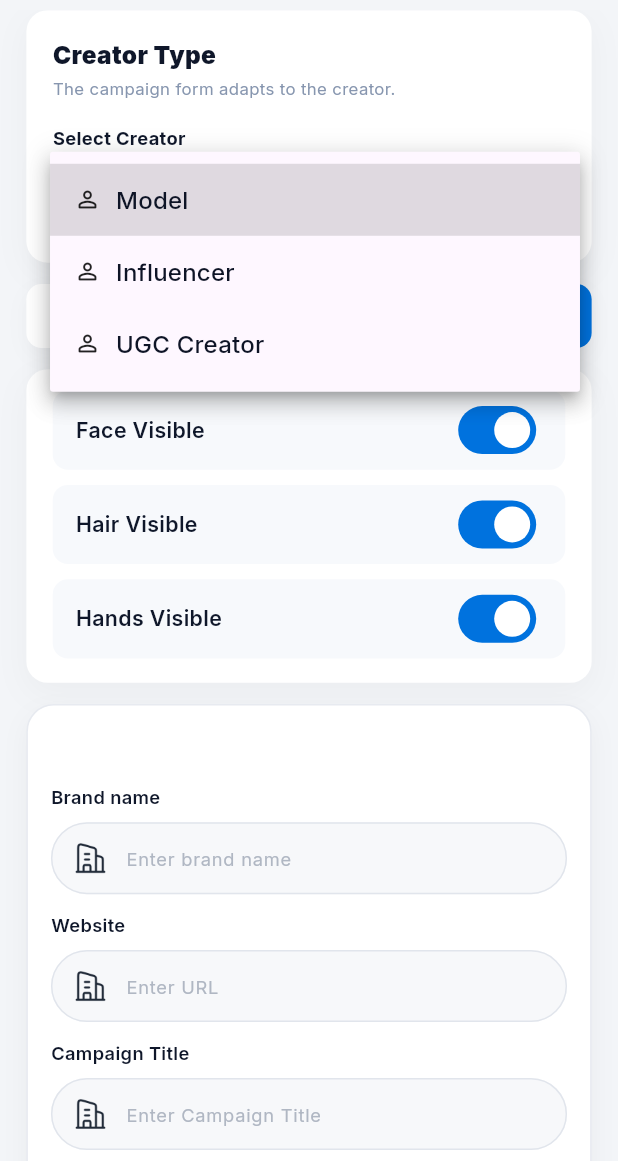
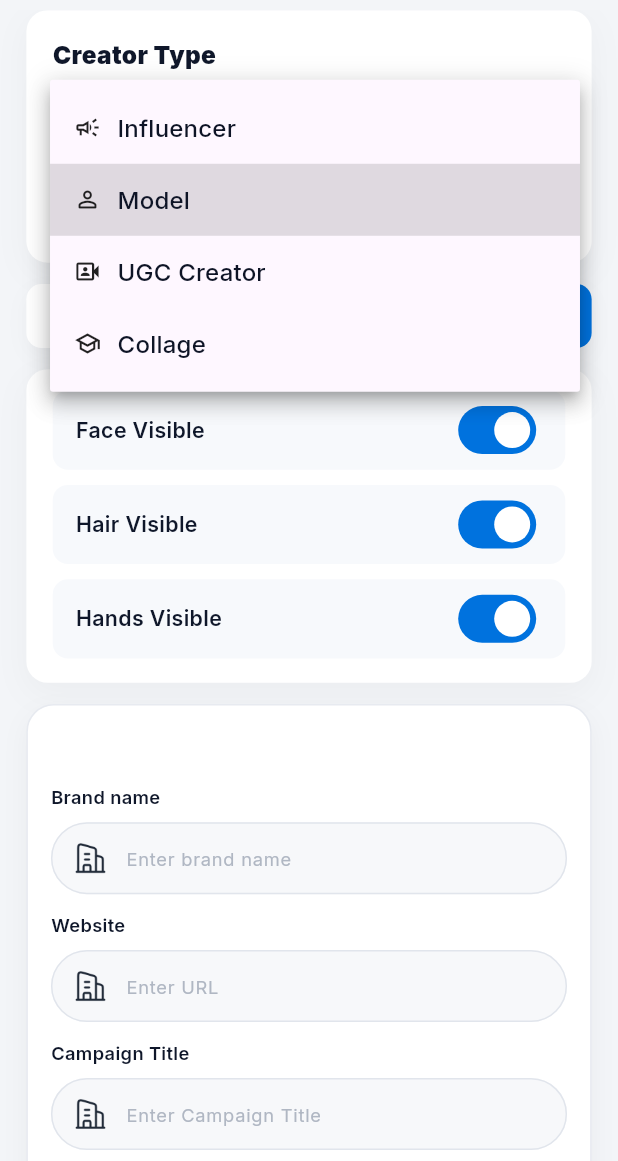
Before and after one commit to amrashraf88/influx_mobile-main, a Flutter app: the CompanyCreateCampaignPage screen opened by its route, after a tap on "Model", on a phone screen of 412 x 824 dp, the part 75-1236 px from its top. Run offline on Flutter 3.47's test engine with Material 3 defaults, Android fonts, the phone set to English and light mode, and no system bars; our stand-ins replace auto_size_text, cached_network_image, country_code_picker, dio, equatable, file_picker and 7 more; missing offline and left inert: record; accounts and stored records are empty.

Commit message:
Fix brand create campaign flow

```diff
--- a/lib/features/company_campaigns/presentation/pages/company_create_campaign_page.dart
+++ b/lib/features/company_campaigns/presentation/pages/company_create_campaign_page.dart
@@ -35,6 +35,7 @@ class _CompanyCreateCampaignPageState extends State<CompanyCreateCampaignPage> {
   bool _hairVisible = true;
   bool _handsVisible = true;
   String _creatorType = 'Model';
+  bool _isSubmitting = false;
   String? _followers;
   String? _ageGroup;
 
@@ -51,6 +52,10 @@ class _CompanyCreateCampaignPageState extends State<CompanyCreateCampaignPage> {
   }
 
   Future<void> _submit() async {
+    if (_isSubmitting) {
+      return;
+    }
+    setState(() => _isSubmitting = true);
     if (ApiUrlResolver.isConfigured) {
       try {
         await CompanyCampaignsRepository(DioClient.instance).createCampaign(
@@ -61,19 +66,25 @@ class _CompanyCreateCampaignPageState extends State<CompanyCreateCampaignPage> {
           websiteLink: _website.text.trim(),
           budgetFrom: num.tryParse(_budgetMin.text.trim()) ?? 0,
           budgetTo: num.tryParse(_budgetMax.text.trim()) ?? 0,
+          creatorType: _creatorType,
+          faceVisible: _faceVisible,
+          hairVisible: _hairVisible,
+          handsVisible: _handsVisible,
         );
       } on Object {
         if (mounted) {
           ScaffoldMessenger.of(context).showSnackBar(
             const SnackBar(
-              content: Text('Could not create the campaign. Please try again.'),
+              content: Text(
+                'Campaign saved locally. Continue selecting creators.',
+              ),
             ),
           );
         }
-        return;
       }
     }
     if (mounted) {
+      setState(() => _isSubmitting = false);
       showConfirmInfluencerAdditionDialog(context);
     }
   }
@@ -218,14 +229,23 @@ class _CompanyCreateCampaignPageState extends State<CompanyCreateCampaignPage> {
               width: double.infinity,
               height: 48.h,
               child: FilledButton(
-                onPressed: _submit,
+                onPressed: _isSubmitting ? null : _submit,
                 style: FilledButton.styleFrom(
                   backgroundColor: AppColors.brandBlue,
                   shape: RoundedRectangleBorder(
                     borderRadius: BorderRadius.circular(28.r),
                   ),
                 ),
-                child: Text(
+                child: _isSubmitting
+                    ? SizedBox(
+                        width: 18.w,
+                        height: 18.w,
+                        child: const CircularProgressIndicator(
+                          strokeWidth: 2,
+                          color: AppColors.white,
+                        ),
+                      )
+                    : Text(
                         AppStrings.of(locale, 'company_create_save'),
                         style: TextStyle(
                           fontSize: 15.sp,
@@ -329,20 +349,24 @@ class _CreatorTypeCard extends StatelessWidget {
                   color: AppColors.textMuted,
                   size: 22.sp,
                 ),
-                items: const <String>['Model', 'Influencer', 'UGC Creator']
-                    .map(
-                      (String item) => DropdownMenuItem<String>(
+                items:
+                    const <String>[
+                      'Influencer',
+                      'Model',
+                      'UGC Creator',
+                      'Collage',
+                    ].map((String item) {
+                      return DropdownMenuItem<String>(
                         value: item,
                         child: Row(
                           children: <Widget>[
-                            Icon(Icons.person_outline_rounded, size: 18),
-                            SizedBox(width: 10),
+                            Icon(_creatorIcon(item), size: 18),
+                            SizedBox(width: 10.w),
                             Text(item),
                           ],
                         ),
-                      ),
-                    )
-                    .toList(),
+                      );
+                    }).toList(),
                 onChanged: (String? next) {
                   if (next != null) {
                     onChanged(next);
@@ -355,6 +379,16 @@ class _CreatorTypeCard extends StatelessWidget {
       ),
     );
   }
+}
+
+IconData _creatorIcon(String value) {
+  return switch (value) {
+    'Influencer' => Icons.campaign_outlined,
+    'Model' => Icons.person_outline_rounded,
+    'UGC Creator' => Icons.video_camera_front_outlined,
+    'Collage' => Icons.school_outlined,
+    _ => Icons.person_outline_rounded,
+  };
 }
 
 class _CampaignModeTabs extends StatelessWidget {
```
Also changed, not shown: lib/features/company_campaigns/data/company_campaigns_repository.dart (+27 -10 lines). Lines whose indentation alone changed are shown as unchanged.
